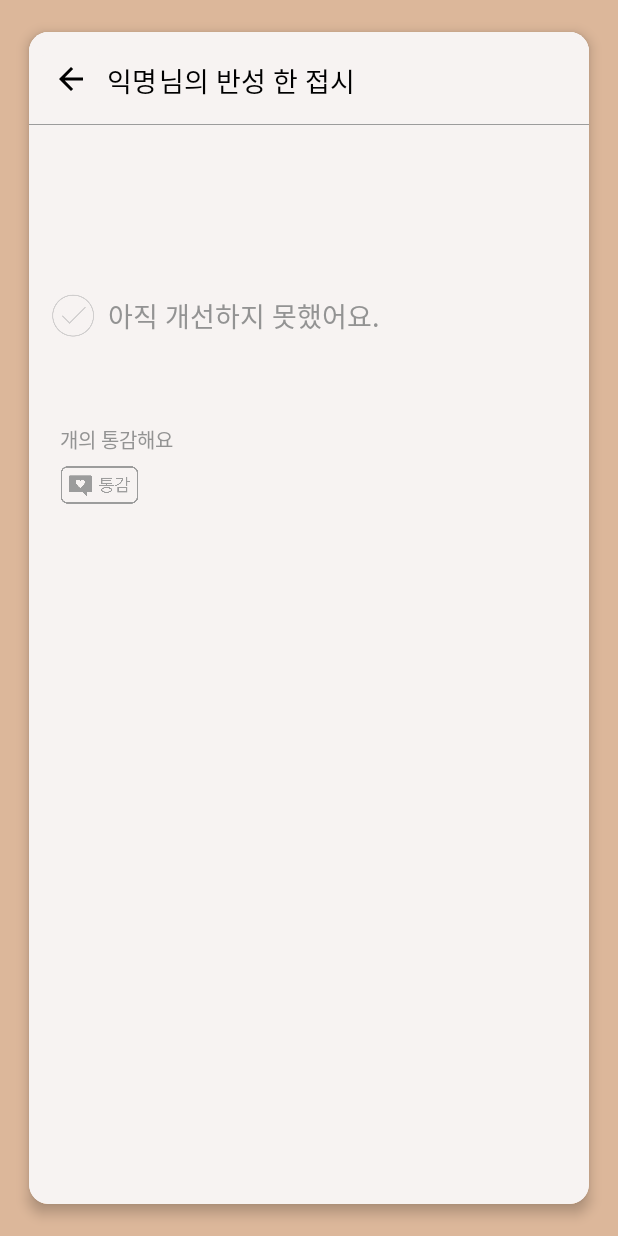
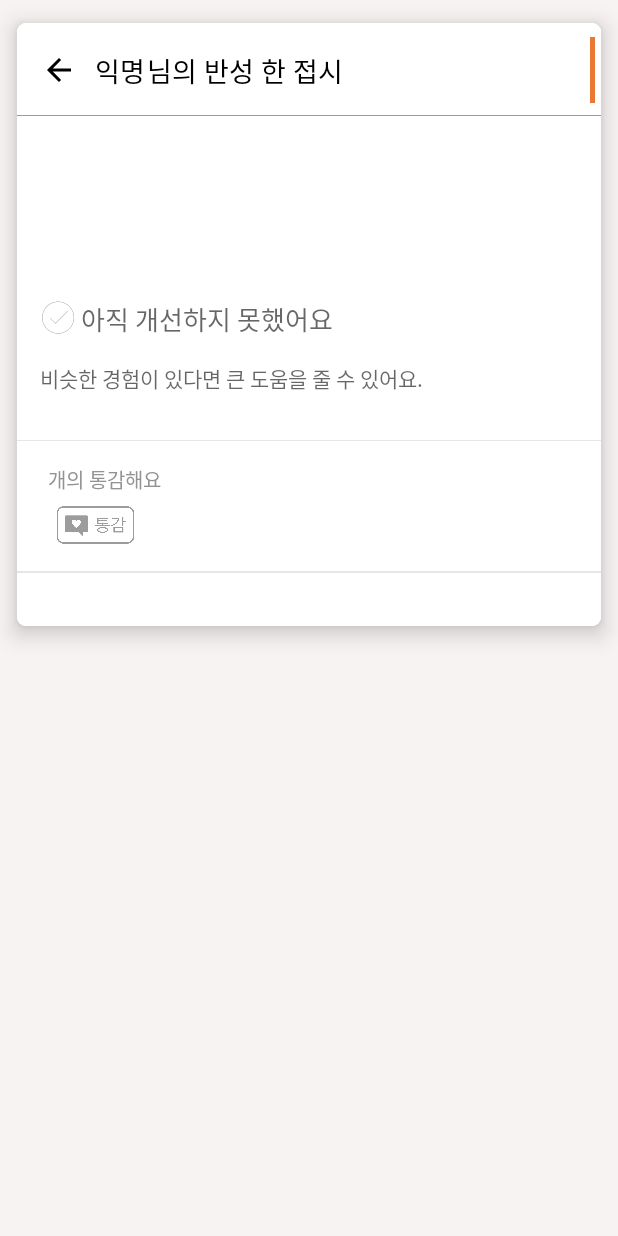
Before and after one commit to 5England/plateOfSelfReflection, an Android app: the PlateActivity screen opened directly, with no data from a screen before it, on a phone screen of 412 x 824 dp. Run offline under Robolectric (Android 15) with nearby library versions, the phone set to English and light mode, and no system bars; our stand-ins replace Firebase (no records; nobody signed in at launch, a user with empty details on screens opened directly); 1 statement that could not run was skipped.

Commit message:
fragment/activity UI 수정

```diff
--- a/app/src/main/java/com/devwan/plateofselfreflection/Plate.kt
+++ b/app/src/main/java/com/devwan/plateofselfreflection/Plate.kt
@@ -28,7 +28,7 @@ data class Plate(val nickName : String = "익명",
                         }
                     }else{
                         var result : String = uploadDate.hours.toString() + ":"
-                        if(uploadDate.hours < 10){
+                        if(uploadDate.minutes < 10){
                             result += "0"
                             result += uploadDate.minutes.toString()
                         }else{
--- a/app/src/main/java/com/devwan/plateofselfreflection/PlateActivity.kt
+++ b/app/src/main/java/com/devwan/plateofselfreflection/PlateActivity.kt
@@ -1,12 +1,7 @@
 package com.devwan.plateofselfreflection
 
-import android.content.Context
 import androidx.appcompat.app.AppCompatActivity
 import android.os.Bundle
-import android.view.View
-import androidx.activity.viewModels
-import androidx.fragment.app.viewModels
-import androidx.lifecycle.SavedStateViewModelFactory
 import com.devwan.plateofselfreflection.databinding.ActivityPlateBinding
 import com.google.firebase.Timestamp
 import com.google.firebase.firestore.DocumentSnapshot
--- a/app/src/main/res/layout/activity_plate.xml
+++ b/app/src/main/res/layout/activity_plate.xml
@@ -4,33 +4,34 @@
     xmlns:tools="http://schemas.android.com/tools"
     android:layout_width="match_parent"
     android:layout_height="match_parent"
-    android:background="@color/brown2"
+    android:background="@color/brown1"
     android:orientation="vertical"
     tools:context=".PlateActivity">
 
     <androidx.cardview.widget.CardView
         android:layout_width="match_parent"
-        android:layout_height="match_parent"
-        android:layout_margin="10dp"
-        app:cardCornerRadius="13dp"
-        app:cardElevation="5dp"
+        android:layout_height="wrap_content"
+        app:cardCornerRadius="6dp"
+        app:cardElevation="9dp"
         app:cardUseCompatPadding="true">
 
         <ScrollView
             android:layout_width="match_parent"
-            android:layout_height="match_parent"
-            android:background="@color/brown1">
+            android:layout_height="wrap_content"
+            android:background="@color/white">
 
             <LinearLayout
                 android:id="@+id/layout_cardView"
                 android:layout_width="match_parent"
                 android:layout_height="match_parent"
-            android:background="@color/brown1"
+                android:paddingBottom="35dp"
+                android:background="@color/white"
                 android:orientation="vertical">
 
                 <LinearLayout
                     android:layout_width="match_parent"
                     android:layout_height="wrap_content"
+                    android:gravity="center_vertical"
                     android:orientation="horizontal"
                     android:paddingLeft="4dp"
                     android:paddingTop="9dp"
@@ -41,14 +42,13 @@
                         android:id="@+id/btnFinishActivity"
                         android:layout_width="wrap_content"
                         android:layout_height="wrap_content"
-                    android:backgroundTint="@color/brown1"
+                        android:backgroundTint="@color/white"
                         app:srcCompat="@drawable/uploadactivity_icon_backbutton" />
 
                     <TextView
                         android:id="@+id/textView_nickname"
                         android:layout_width="wrap_content"
                         android:layout_height="wrap_content"
-                    android:layout_marginTop="8dp"
                         android:fontFamily="@font/spo_medium"
                         android:paddingTop="1dp"
                         android:text="익명"
@@ -59,10 +59,9 @@
                         android:layout_width="wrap_content"
                         android:layout_height="wrap_content"
                         android:layout_marginLeft="1dp"
-                    android:layout_marginTop="8dp"
-                    android:paddingTop="1dp"
                         android:layout_weight="1"
                         android:fontFamily="@font/spo_medium"
+                        android:paddingTop="1dp"
                         android:text="님의 반성 한 접시"
                         android:textColor="@color/black"
                         android:textSize="18dp" />
@@ -71,11 +70,15 @@
                         android:id="@+id/textView_uploadTime"
                         android:layout_width="wrap_content"
                         android:layout_height="wrap_content"
-                    android:layout_marginTop="8dp"
                         android:layout_marginRight="12dp"
                         android:fontFamily="@font/spo_regular"
                         android:textColor="@color/orange"
                         android:textSize="12dp" />
+
+                    <View
+                        android:layout_width="3.1dp"
+                        android:layout_height="match_parent"
+                        android:background="@color/orange" />
 
                 </LinearLayout>
 
@@ -88,6 +91,7 @@
                     android:layout_width="match_parent"
                     android:layout_height="match_parent"
                     android:orientation="vertical"
+                    android:layout_marginTop="15dp"
                     android:padding="15dp">
 
                     <TextView
@@ -95,18 +99,26 @@
                         android:layout_width="match_parent"
                         android:layout_height="wrap_content"
                         android:layout_marginBottom="15dp"
-                    android:fontFamily="@font/spo_bold"
+                        android:fontFamily="@font/spo_medium"
                         android:textColor="@color/black"
-                    android:textSize="22dp" />
+                        android:textSize="18dp" />
 
                     <TextView
                         android:id="@+id/textView_mainText"
                         android:layout_width="match_parent"
                         android:layout_height="wrap_content"
-                    android:layout_marginBottom="30dp"
                         android:fontFamily="@font/spo_regular"
                         android:textColor="@color/black"
                         android:textSize="14dp" />
+
+                </LinearLayout>
+
+            <LinearLayout
+                android:layout_width="match_parent"
+                android:layout_height="wrap_content"
+                android:layout_marginBottom="15dp"
+                android:orientation="vertical"
+                android:padding="15dp">
 
                 <LinearLayout
                     android:layout_width="match_parent"
@@ -116,21 +128,20 @@
 
                     <ImageView
                         android:id="@+id/imageView_isOvercome"
-                        android:layout_width="35dp"
-                        android:layout_height="35dp"
-                        android:layout_marginRight="2dp"
-                        android:paddingLeft="-7dp"
+                        android:layout_width="27dp"
+                        android:layout_height="27dp"
+                        android:paddingLeft="-3dp"
                         android:src="@drawable/cardplate_icon_isovercome_false" />
 
                     <TextView
                         android:id="@+id/textView_isOvercomeMessage"
                         android:layout_width="wrap_content"
                         android:layout_height="wrap_content"
-                        android:layout_gravity="center_vertical"
+                        android:paddingTop="1dp"
                         android:fontFamily="@font/spo_medium"
-                        android:text="아직 개선하지 못했어요."
-                       android:textColor="#939393"
-                        android:textSize="18dp" />
+                        android:hint="아직 개선하지 못했어요"
+                        android:textColor="@color/orange"
+                        android:textSize="17dp" />
 
                 </LinearLayout>
 
@@ -138,17 +149,29 @@
                     android:id="@+id/textView_feedBack"
                     android:layout_width="wrap_content"
                     android:layout_height="wrap_content"
-                    android:layout_marginBottom="20dp"
                     android:fontFamily="@font/spo_regular"
-                    android:text=""
+                    android:hint="비슷한 경험이 있다면 큰 도움을 줄 수 있어요."
                     android:textColor="@color/black"
                     android:textSize="14dp" />
+
+            </LinearLayout>
+
+                <View
+                    android:layout_width="wrap_content"
+                    android:layout_height="0.6dp"
+                    android:background="#E6E6E6" />
 
                 <LinearLayout
                     android:layout_width="match_parent"
                     android:layout_height="wrap_content"
+                    android:padding="15dp"
+                    android:orientation="vertical">
+
+                    <LinearLayout
+                        android:layout_width="match_parent"
+                        android:layout_height="wrap_content"
+                        android:layout_marginLeft="2dp"
                         android:layout_marginBottom="7dp"
-                    android:layout_marginLeft="2dp"
                         android:orientation="horizontal">
 
                         <TextView
@@ -163,10 +186,10 @@
                         <TextView
                             android:layout_width="wrap_content"
                             android:layout_height="wrap_content"
-                        android:textSize="13dp"
                             android:fontFamily="@font/spo_regular"
+                            android:text="개의 통감해요 "
                             android:textColor="#939393"
-                        android:text="개의 통감해요 " />
+                            android:textSize="13dp" />
 
                     </LinearLayout>
 
@@ -174,12 +197,27 @@
                         android:id="@+id/btn_like"
                         android:layout_width="65dp"
                         android:layout_height="28dp"
-                    android:background="@color/brown1"
+                        android:layout_marginLeft="5dp"
+                        android:background="@color/white"
                         android:scaleType="fitCenter"
-                    android:layout_marginBottom="40dp"
                         app:srcCompat="@drawable/plateactivity_icon_notliked" />
+                </LinearLayout>
 
-            </LinearLayout>
+                <View
+                    android:layout_width="wrap_content"
+                    android:layout_height="0.6dp"
+                    android:background="#E6E6E6" />
+
+<!--                에딧텍스트와 업로드 버튼-->
+
+                <View
+                    android:layout_width="wrap_content"
+                    android:layout_height="0.6dp"
+                    android:background="#E6E6E6" />
+
+<!--                댓글창 리싸이클러뷰-->
+
+
             </LinearLayout>
         </ScrollView>
     </androidx.cardview.widget.CardView>
--- a/app/src/main/res/layout/card_plate.xml
+++ b/app/src/main/res/layout/card_plate.xml
@@ -8,10 +8,9 @@
     <androidx.cardview.widget.CardView
         android:layout_width="match_parent"
         android:layout_height="match_parent"
-        app:cardCornerRadius="13dp"
-        android:layout_marginRight="10dp"
-        android:layout_marginLeft="10dp"
-        app:cardElevation="5dp"
+        android:layout_marginRight="7dp"
+        android:layout_marginLeft="7dp"
+        app:cardElevation="2dp"
         app:cardUseCompatPadding="true">
 
         <LinearLayout
--- a/app/src/main/res/layout/fragment_all_plate.xml
+++ b/app/src/main/res/layout/fragment_all_plate.xml
@@ -64,14 +64,19 @@
 
     </androidx.swiperefreshlayout.widget.SwipeRefreshLayout>
 
+    <View
+        android:layout_width="wrap_content"
+        android:layout_height="0.6dp"
+        android:background="#E6E6E6" />
+
     <TextView
         android:layout_width="match_parent"
         android:layout_height="wrap_content"
         android:gravity="center"
-        android:textSize="11dp"
+        android:textSize="10dp"
         android:layout_margin="2dp"
         android:textColor="#B1B1B1"
-        android:text="피드를 밑으로 당겨 새로고침할 수 있어요" />
+        android:text="피드를 아래로 당겨 새로고침할 수 있어요" />
 
 
 </LinearLayout>
--- a/app/src/main/res/layout/fragment_my_plate.xml
+++ b/app/src/main/res/layout/fragment_my_plate.xml
@@ -35,14 +35,19 @@
         android:layout_height="match_parent"
         android:layout_weight="1"/>
 
+    <View
+        android:layout_width="wrap_content"
+        android:layout_height="0.6dp"
+        android:background="#E6E6E6" />
+
     <TextView
         android:layout_width="wrap_content"
         android:layout_height="wrap_content"
         android:text="-  극복한 반성의 체크 버튼을 누르세요\n-  카드를 꾹 누르면 수정/삭제할 수 있어요"
-        android:textColor="#B1B1B1"
+        android:textColor="#C8C8C8"
         android:inputType="textMultiLine"
         android:layout_margin="2dp"
         android:layout_gravity="center"
-        android:textSize="11dp"/>
+        android:textSize="10dp"/>
 
 </LinearLayout>
--- a/app/src/main/res/values/colors.xml
+++ b/app/src/main/res/values/colors.xml
@@ -9,9 +9,8 @@
     <color name="white">#FFFFFFFF</color>
 
     <color name="brown1">#FFF7F3F2</color>
-    <color name="brown2">#FFDCB79A</color>
+    <color name="brown2">#DCB79A</color>
     <color name="brown3">#FF6E493F</color>
     <color name="brown4">#503C36</color>
     <color name="orange">#FFE87833</color>
-
 </resources>
```
Lines whose indentation alone changed are shown as unchanged.
